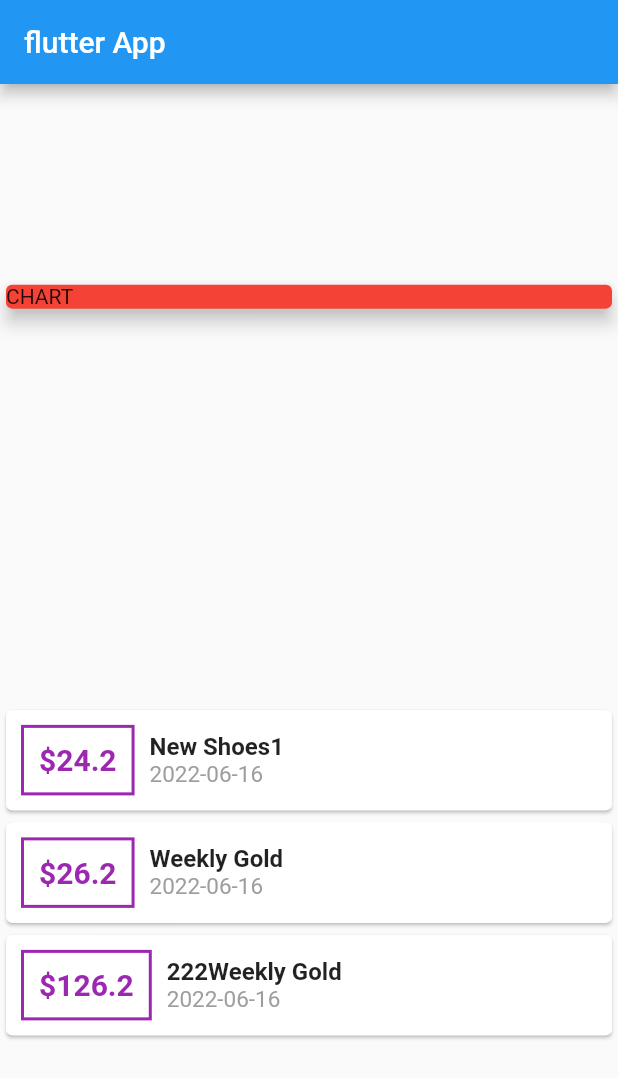
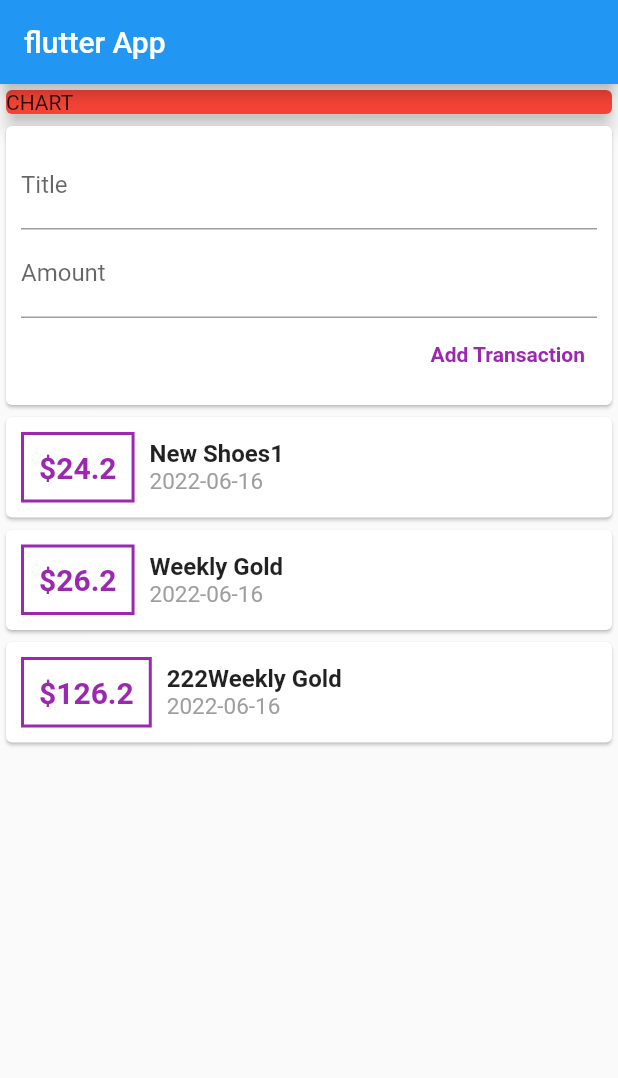
Before and after one commit to officialtechner/flutter.real_app, a Flutter app: the screen it shows after launch, on a phone screen of 412 x 824 dp. Shown: the top 1078 px of the screen. Run offline on Flutter 3.47's test engine with Material 2 defaults, Android fonts, the phone set to English and light mode, and no system bars.

Commit message:
add input

```diff
--- a/lib/main.dart
+++ b/lib/main.dart
@@ -25,7 +25,7 @@ class MyHomePage extends StatelessWidget {
     return Scaffold(
       appBar: AppBar(title: Text("flutter App")),
       body: Column(
-        mainAxisAlignment: MainAxisAlignment.spaceAround,
+        mainAxisAlignment: MainAxisAlignment.start,
         crossAxisAlignment: CrossAxisAlignment.stretch,
         children: <Widget>[
           Container(
@@ -34,6 +34,27 @@ class MyHomePage extends StatelessWidget {
               color: Colors.red,
               child: Text("CHART"),
               elevation: 5,
+            ),
+          ),
+          Card(
+            child: Container(
+              padding: EdgeInsets.all(10),
+              child:
+                  Column(crossAxisAlignment: CrossAxisAlignment.end, children: [
+                TextField(
+                  decoration: InputDecoration(labelText: "Title"),
+                ),
+                TextField(
+                  decoration: InputDecoration(labelText: "Amount"),
+                ),
+                TextButton(
+                    onPressed: () {},
+                    child: Text(
+                      "Add Transaction",
+                      style: TextStyle(
+                          color: Colors.purple, fontWeight: FontWeight.bold),
+                    ))
+              ]),
             ),
           ),
           Column(
```
